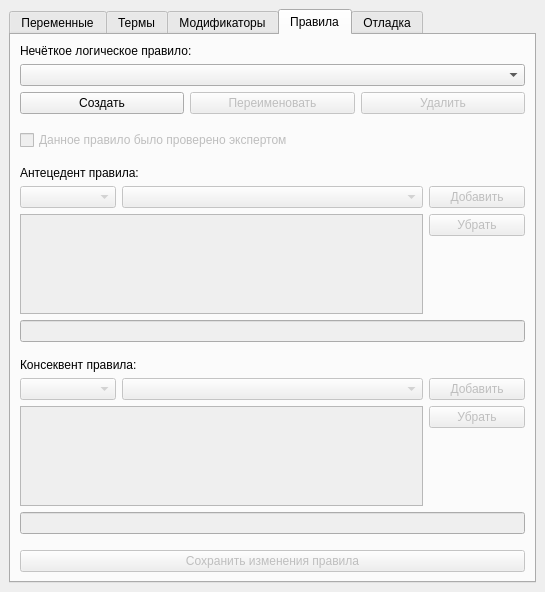
Above: expert.ui from chrinide/pyfrbs before the change. Below: the same form after it.
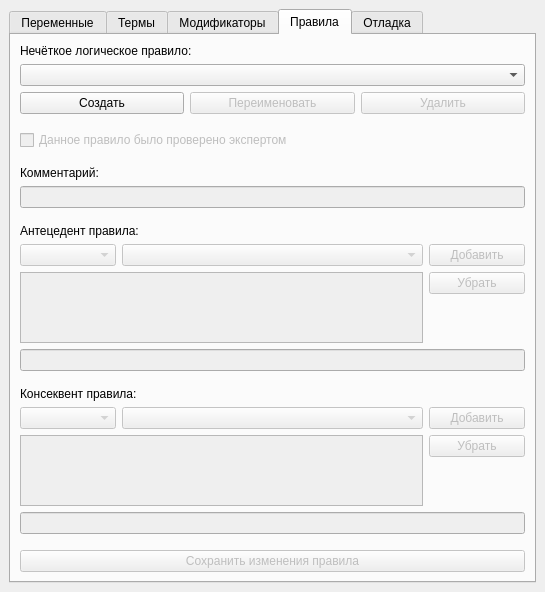
That is the form after the change. The open tabs and pages were chosen to show the change.

Commit message: Add note field for rules

Diff of the .ui file:
```diff
--- a/expert.ui
+++ b/expert.ui
@@ -669,7 +669,7 @@
         <string>Правила</string>
        </attribute>
        <layout class="QGridLayout" name="gridLayout_5">
-        <item row="10" column="0" rowspan="2" colspan="4">
+        <item row="13" column="0" rowspan="2" colspan="4">
          <widget class="QTreeWidget" name="uiAntecedentTree">
           <property name="enabled">
            <bool>false</bool>
@@ -704,7 +704,7 @@
           </column>
          </widget>
         </item>
-        <item row="16" column="0" rowspan="2" colspan="4">
+        <item row="19" column="0" rowspan="2" colspan="4">
          <widget class="QTreeWidget" name="uiConsequentTree">
           <property name="enabled">
            <bool>false</bool>
@@ -739,6 +739,22 @@
           </column>
          </widget>
         </item>
+        <item row="22" column="0" colspan="5">
+         <spacer name="uiRulesSpacer5">
+          <property name="orientation">
+           <enum>Qt::Vertical</enum>
+          </property>
+          <property name="sizeType">
+           <enum>QSizePolicy::Fixed</enum>
+          </property>
+          <property name="sizeHint" stdset="0">
+           <size>
+            <width>20</width>
+            <height>10</height>
+           </size>
+          </property>
+         </spacer>
+        </item>
         <item row="1" column="0" colspan="5">
          <widget class="QComboBox" name="uiRulesCombo">
           <property name="editable">
@@ -746,7 +762,7 @@
           </property>
          </widget>
         </item>
-        <item row="9" column="1" colspan="3">
+        <item row="12" column="1" colspan="3">
          <widget class="QComboBox" name="uiAntecedentNodesCombo">
           <property name="enabled">
            <bool>false</bool>
@@ -769,8 +785,8 @@
           </property>
          </spacer>
         </item>
-        <item row="11" column="4">
-         <spacer name="uiRulesSpacer5">
+        <item row="14" column="4">
+         <spacer name="uiRulesSpacer6">
           <property name="orientation">
            <enum>Qt::Vertical</enum>
           </property>
@@ -782,51 +798,35 @@
           </property>
          </spacer>
         </item>
-        <item row="19" column="0" colspan="5">
-         <spacer name="uiRulesSpacer4">
-          <property name="orientation">
-           <enum>Qt::Vertical</enum>
-          </property>
-          <property name="sizeType">
-           <enum>QSizePolicy::Fixed</enum>
-          </property>
-          <property name="sizeHint" stdset="0">
-           <size>
-            <width>20</width>
-            <height>10</height>
-           </size>
-          </property>
-         </spacer>
-        </item>
-        <item row="9" column="0">
+        <item row="12" column="0">
          <widget class="QComboBox" name="uiAntecedentNodeTypesCombo">
           <property name="enabled">
            <bool>false</bool>
           </property>
          </widget>
         </item>
-        <item row="15" column="0">
+        <item row="18" column="1" colspan="3">
+         <widget class="QComboBox" name="uiConsequentNodesCombo">
+          <property name="enabled">
+           <bool>false</bool>
+          </property>
+         </widget>
+        </item>
+        <item row="18" column="0">
          <widget class="QComboBox" name="uiConsequentNodeTypesCombo">
           <property name="enabled">
            <bool>false</bool>
           </property>
          </widget>
         </item>
-        <item row="8" column="0" colspan="3">
+        <item row="11" column="0" colspan="3">
          <widget class="QLabel" name="uiAntecedentLabel">
           <property name="text">
            <string>Антецедент правила:</string>
           </property>
          </widget>
         </item>
-        <item row="15" column="1" colspan="3">
-         <widget class="QComboBox" name="uiConsequentNodesCombo">
-          <property name="enabled">
-           <bool>false</bool>
-          </property>
-         </widget>
-        </item>
-        <item row="9" column="4">
+        <item row="12" column="4">
          <widget class="QPushButton" name="uiAddAntecedentNodeButton">
           <property name="enabled">
            <bool>false</bool>
@@ -836,14 +836,14 @@
           </property>
          </widget>
         </item>
-        <item row="14" column="0" colspan="3">
+        <item row="17" column="0" colspan="3">
          <widget class="QLabel" name="uiConsequentLabel">
           <property name="text">
            <string>Консеквент правила:</string>
           </property>
          </widget>
         </item>
-        <item row="15" column="4">
+        <item row="18" column="4">
          <widget class="QPushButton" name="uiAddConsequentNodeButton">
           <property name="enabled">
            <bool>false</bool>
@@ -853,6 +853,16 @@
           </property>
          </widget>
         </item>
+        <item row="19" column="4">
+         <widget class="QPushButton" name="uiRemoveConsequentNodeButton">
+          <property name="enabled">
+           <bool>false</bool>
+          </property>
+          <property name="text">
+           <string>Убрать</string>
+          </property>
+         </widget>
+        </item>
         <item row="0" column="0" colspan="5">
          <widget class="QLabel" name="uiRuleLabel">
           <property name="text">
@@ -860,7 +870,7 @@
           </property>
          </widget>
         </item>
-        <item row="20" column="0" colspan="5">
+        <item row="23" column="0" colspan="5">
          <widget class="QPushButton" name="uiCommitRuleButton">
           <property name="enabled">
            <bool>false</bool>
@@ -870,27 +880,7 @@
           </property>
          </widget>
         </item>
-        <item row="16" column="4">
-         <widget class="QPushButton" name="uiRemoveConsequentNodeButton">
-          <property name="enabled">
-           <bool>false</bool>
-          </property>
-          <property name="text">
-           <string>Убрать</string>
-          </property>
-         </widget>
-        </item>
-        <item row="12" column="0" colspan="5">
-         <widget class="QLineEdit" name="uiAntecedentEdit">
-          <property name="enabled">
-           <bool>false</bool>
-          </property>
-          <property name="readOnly">
-           <bool>true</bool>
-          </property>
-         </widget>
-        </item>
-        <item row="10" column="4">
+        <item row="13" column="4">
          <widget class="QPushButton" name="uiRemoveAntecedentNodeButton">
           <property name="enabled">
            <bool>false</bool>
@@ -900,7 +890,17 @@
           </property>
          </widget>
         </item>
-        <item row="18" column="0" colspan="5">
+        <item row="15" column="0" colspan="5">
+         <widget class="QLineEdit" name="uiAntecedentEdit">
+          <property name="enabled">
+           <bool>false</bool>
+          </property>
+          <property name="readOnly">
+           <bool>true</bool>
+          </property>
+         </widget>
+        </item>
+        <item row="21" column="0" colspan="5">
          <widget class="QLineEdit" name="uiConsequentEdit">
           <property name="enabled">
            <bool>false</bool>
@@ -910,6 +910,16 @@
           </property>
          </widget>
         </item>
+        <item row="5" column="0" colspan="5">
+         <widget class="QCheckBox" name="uiRuleVerifiedCheck">
+          <property name="enabled">
+           <bool>false</bool>
+          </property>
+          <property name="text">
+           <string>Данное правило было проверено экспертом</string>
+          </property>
+         </widget>
+        </item>
         <item row="2" column="0" rowspan="2" colspan="5">
          <layout class="QHBoxLayout" name="uiRuleButtonsLayout">
           <item>
@@ -941,8 +951,8 @@
           </item>
          </layout>
         </item>
-        <item row="13" column="0" colspan="5">
-         <spacer name="uiRulesSpacer3">
+        <item row="16" column="0" colspan="5">
+         <spacer name="uiRulesSpacer4">
           <property name="orientation">
            <enum>Qt::Vertical</enum>
           </property>
@@ -957,8 +967,8 @@
           </property>
          </spacer>
         </item>
-        <item row="17" column="4">
-         <spacer name="uiRulesSpacer6">
+        <item row="20" column="4">
+         <spacer name="uiRulesSpacer7">
           <property name="orientation">
            <enum>Qt::Vertical</enum>
           </property>
@@ -970,16 +980,6 @@
           </property>
          </spacer>
         </item>
-        <item row="5" column="0" colspan="5">
-         <widget class="QCheckBox" name="uiRuleVerifiedCheck">
-          <property name="enabled">
-           <bool>false</bool>
-          </property>
-          <property name="text">
-           <string>Данное правило было проверено экспертом</string>
-          </property>
-         </widget>
-        </item>
         <item row="6" column="0" colspan="5">
          <spacer name="uiRulesSpacer2">
           <property name="orientation">
@@ -996,6 +996,36 @@
           </property>
          </spacer>
         </item>
+        <item row="8" column="0" colspan="5">
+         <widget class="QLineEdit" name="uiNoteEdit">
+          <property name="enabled">
+           <bool>false</bool>
+          </property>
+         </widget>
+        </item>
+        <item row="7" column="0">
+         <widget class="QLabel" name="uiNoteLabel">
+          <property name="text">
+           <string>Комментарий:</string>
+          </property>
+         </widget>
+        </item>
+        <item row="9" column="0" rowspan="2" colspan="5">
+         <spacer name="uiRulesSpacer3">
+          <property name="orientation">
+           <enum>Qt::Vertical</enum>
+          </property>
+          <property name="sizeType">
+           <enum>QSizePolicy::Fixed</enum>
+          </property>
+          <property name="sizeHint" stdset="0">
+           <size>
+            <width>20</width>
+            <height>10</height>
+           </size>
+          </property>
+         </spacer>
+        </item>
        </layout>
       </widget>
       <widget class="QWidget" name="uiDebugTab">
@@ -1005,6 +1035,9 @@
        <layout class="QGridLayout" name="gridLayout_6">
         <item row="1" column="0" colspan="2">
          <widget class="QTableWidget" name="uiDataTable">
+          <property name="enabled">
+           <bool>false</bool>
+          </property>
           <property name="sizeAdjustPolicy">
            <enum>QAbstractScrollArea::AdjustToContentsOnFirstShow</enum>
           </property>
```
The commit also changes 2 other files.
